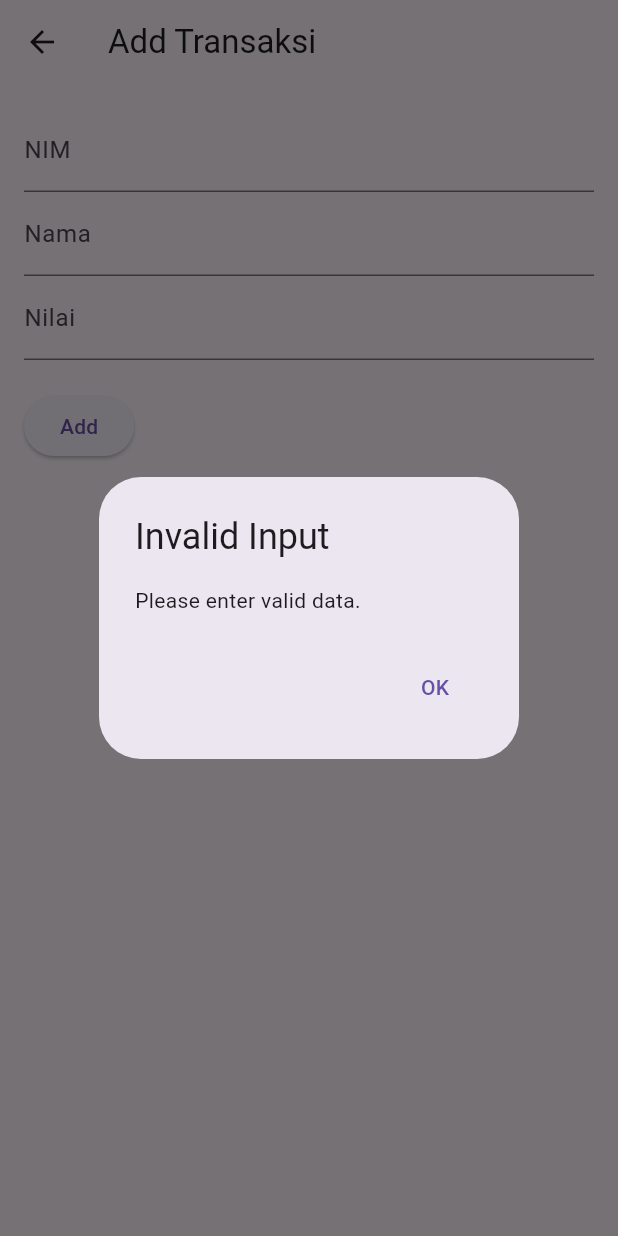
After one commit to jauharmufid/uas_mobapp_grup1, a Flutter app: the MahasiswaAddPage screen opened directly, after a tap on "Add", on a phone screen of 412 x 824 dp. The commit adds this screen. Run offline on Flutter 3.47's test engine with Material 3 defaults, Android fonts, the phone set to English and light mode, and no system bars; our stand-ins replace cloud_firestore, firebase_auth, firebase_core, google_sign_in, shared_preferences; accounts and stored records are empty; network calls fail.

```diff
--- /dev/null
+++ b/lib/transaksi_add.dart
@@ -0,0 +1,93 @@
+import 'package:cloud_firestore/cloud_firestore.dart';
+import 'package:flutter/material.dart';
+import 'package:uas_mobapp_grup1/tabbarview.dart';
+
+
+class MahasiswaAddPage extends StatelessWidget {
+  final TextEditingController nimController = TextEditingController();
+  final TextEditingController namaController = TextEditingController();
+  final TextEditingController nilaiController = TextEditingController();
+
+  @override
+  Widget build(BuildContext context) {
+    return Scaffold(
+      appBar: AppBar(
+        title: Text('Add Transaksi'),
+      ),
+      body: Padding(
+        padding: const EdgeInsets.all(16.0),
+        child: Column(
+          crossAxisAlignment: CrossAxisAlignment.start,
+          children: [
+            TextField(
+              controller: nimController,
+              keyboardType: TextInputType.number,
+              decoration: InputDecoration(labelText: 'NIM'),
+            ),
+            TextField(
+              controller: namaController,
+              decoration: InputDecoration(labelText: 'Nama'),
+            ),
+            TextField(
+              controller: nilaiController,
+              keyboardType: TextInputType.number,
+              decoration: InputDecoration(labelText: 'Nilai'),
+            ),
+            SizedBox(height: 20),
+            ElevatedButton(
+              onPressed: () {
+                int nim = int.tryParse(nimController.text) ?? 0;
+                String nama = namaController.text.trim();
+                double nilai = double.tryParse(nilaiController.text) ?? 0.0;
+
+                if (nim > 0 && nama.isNotEmpty) {
+                  Mahasiswa newMahasiswa = Mahasiswa(
+                    nim: nim,
+                    nama: nama,
+                    nilai: nilai,
+                    updatedAt: DateTime.now(),
+                  );
+
+                  addMahasiswa(newMahasiswa);
+
+                  Navigator.pop(context);
+                } else {
+                  // Show an error message if input is invalid
+                  showDialog(
+                    context: context,
+                    builder: (BuildContext context) {
+                      return AlertDialog(
+                        title: Text('Invalid Input'),
+                        content: Text('Please enter valid data.'),
+                        actions: [
+                          TextButton(
+                            onPressed: () {
+                              Navigator.of(context).pop();
+                            },
+                            child: Text('OK'),
+                          ),
+                        ],
+                      );
+                    },
+                  );
+                }
+              },
+              child: Text('Add'),
+            ),
+          ],
+        ),
+      ),
+    );
+  }
+
+  void addMahasiswa(Mahasiswa mahasiswa) {
+    FirebaseFirestore.instance
+        .collection('Nilai_Mahasiswa')
+        .doc('${mahasiswa.nim}')
+        .set({
+      'Nama': mahasiswa.nama,
+      'Nilai': mahasiswa.nilai,
+      'UpdatedAt': mahasiswa.updatedAt,
+    });
+  }
+}
--- /dev/null
+++ b/lib/transaksi_modify.dart
@@ -0,0 +1,104 @@
+import 'package:cloud_firestore/cloud_firestore.dart';
+import 'package:flutter/material.dart';
+import 'package:uas_mobapp_grup1/tabbarview.dart';
+
+class MahasiswaModifyPage extends StatefulWidget {
+  final Mahasiswa mahasiswa;
+
+  MahasiswaModifyPage({required this.mahasiswa});
+
+  @override
+  _MahasiswaModifyPageState createState() => _MahasiswaModifyPageState();
+}
+
+class _MahasiswaModifyPageState extends State<MahasiswaModifyPage> {
+  late TextEditingController namaController;
+  late TextEditingController nilaiController;
+
+  @override
+  void initState() {
+    super.initState();
+    namaController = TextEditingController(text: widget.mahasiswa.nama);
+    nilaiController =
+        TextEditingController(text: widget.mahasiswa.nilai.toString());
+  }
+
+  @override
+  Widget build(BuildContext context) {
+    return Scaffold(
+      appBar: AppBar(
+        title: Center(child: Text('Transaksi Modify')),
+      ),
+      body: Padding(
+        padding: const EdgeInsets.all(16.0),
+        child: Column(
+          crossAxisAlignment: CrossAxisAlignment.start,
+          children: [
+            Text('NIM: ${widget.mahasiswa.nim}'),
+            TextField(
+              controller: namaController,
+              decoration: InputDecoration(labelText: 'Nama'),
+            ),
+            TextField(
+              controller: nilaiController,
+              keyboardType: TextInputType.number,
+              decoration: InputDecoration(labelText: 'Nilai'),
+            ),
+            SizedBox(height: 20),
+            ElevatedButton(
+              onPressed: () async {
+                String nama = namaController.text.trim();
+                double nilai = double.tryParse(nilaiController.text) ?? 0.0;
+
+                if (nama.isNotEmpty) {
+                  Mahasiswa updatedMahasiswa = Mahasiswa(
+                    nim: widget.mahasiswa.nim,
+                    nama: nama,
+                    nilai: nilai,
+                    updatedAt: DateTime.now(),
+                  );
+
+                  updateMahasiswa(updatedMahasiswa);
+
+                  // Menggunakan Navigator untuk memberikan data kembali ke MahasiswaListPage
+                  Navigator.pop(context, updatedMahasiswa);
+                } else {
+                  // Show an error message if input is invalid
+                  showDialog(
+                    context: context,
+                    builder: (BuildContext context) {
+                      return AlertDialog(
+                        title: Text('Invalid Input'),
+                        content: Text('Please enter a valid Name.'),
+                        actions: [
+                          TextButton(
+                            onPressed: () {
+                              Navigator.of(context).pop();
+                            },
+                            child: Text('OK'),
+                          ),
+                        ],
+                      );
+                    },
+                  );
+                }
+              },
+              child: Text('Modify'),
+            ),
+          ],
+        ),
+      ),
+    );
+  }
+
+  void updateMahasiswa(Mahasiswa mahasiswa) {
+    FirebaseFirestore.instance
+        .collection('Nilai_Mahasiswa')
+        .doc('${mahasiswa.nim}')
+        .update({
+      'Nama': mahasiswa.nama,
+      'Nilai': mahasiswa.nilai,
+      'UpdatedAt': mahasiswa.updatedAt,
+    });
+  }
+}
--- a/pubspec.yaml
+++ b/pubspec.yaml
@@ -40,6 +40,7 @@ dependencies:
   firebase_storage: ^11.5.2
   path_provider: ^2.1.1
   google_sign_in: ^6.1.6
+  shared_preferences: ^2.2.2
 
 
 dev_dependencies:
```
Also changed, not shown: lib/main.dart (+20 -2 lines), lib/tabbarview.dart (+144 -78 lines), lib/transaksi_detail.dart (added, +107 -0 lines), pubspec.lock.
